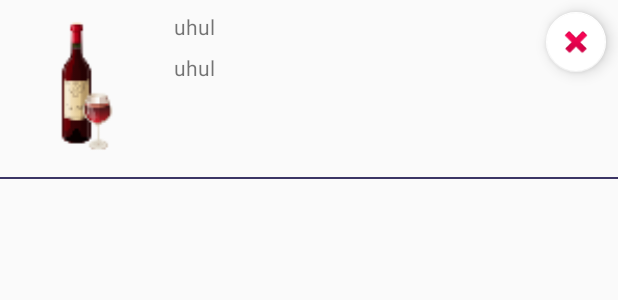
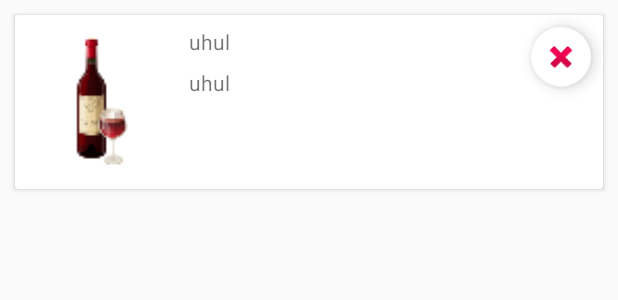
Before and after one commit to FilipeLipan/Wine, an Android app: the layout list_item.xml on its own in the app's theme, with its tools: preview values and no code run, on a phone screen of 412 x 824 dp. Shown: the top 300 px of the screen. Run offline under Robolectric (Android 15) with nearby library versions, the phone set to English and light mode, and no system bars.

Commit message:
changes in the list_item

```diff
--- a/app/build.gradle
+++ b/app/build.gradle
@@ -35,4 +35,5 @@ dependencies {
     testCompile 'junit:junit:4.12'
     compile 'com.android.support:recyclerview-v7:25.3.1'
     compile 'com.android.support:design:25.3.1'
+    compile 'com.android.support:cardview-v7:25.3.1'
 }
--- a/app/src/main/res/layout/list_item.xml
+++ b/app/src/main/res/layout/list_item.xml
@@ -1,10 +1,16 @@
 <?xml version="1.0" encoding="utf-8"?>
-<android.support.constraint.ConstraintLayout xmlns:android="http://schemas.android.com/apk/res/android"
+<android.support.v7.widget.CardView
+    xmlns:android="http://schemas.android.com/apk/res/android"
     xmlns:tools="http://schemas.android.com/tools"
     xmlns:app="http://schemas.android.com/apk/res-auto"
+    android:layout_width="match_parent"
+    android:layout_height="wrap_content"
+    android:layout_margin="10dp">
+
+    <android.support.constraint.ConstraintLayout
         android:orientation="vertical"
         android:layout_width="match_parent"
-    android:layout_height="wrap_content">
+        android:layout_height="match_parent">
 
         <ImageView
             android:layout_width="100dp"
@@ -14,8 +20,9 @@
             app:layout_constraintTop_toTopOf="parent"
             android:layout_marginTop="8dp"
             app:layout_constraintLeft_toLeftOf="parent"
-        android:layout_marginLeft="8dp" />
-
+            android:layout_marginLeft="8dp"
+            app:layout_constraintBottom_toBottomOf="parent"
+            android:layout_marginBottom="8dp" />
 
         <TextView
             android:layout_width="wrap_content"
@@ -51,17 +58,5 @@
             android:layout_marginTop="8dp"
             android:layout_marginRight="8dp" />
 
-    <View
-        android:layout_width="0dp"
-        android:layout_height="1dp"
-        android:background="@color/colorPrimary"
-        app:layout_constraintBottom_toBottomOf="parent"
-        app:layout_constraintRight_toRightOf="parent"
-        app:layout_constraintLeft_toLeftOf="parent"
-        android:id="@+id/view"
-        app:layout_constraintHorizontal_bias="0.0"
-        android:layout_marginBottom="0dp"
-        android:layout_marginTop="10dp"
-        app:layout_constraintTop_toBottomOf="@+id/imageView" />
-
     </android.support.constraint.ConstraintLayout>
+</android.support.v7.widget.CardView>
```
Lines whose indentation alone changed are shown as unchanged.
